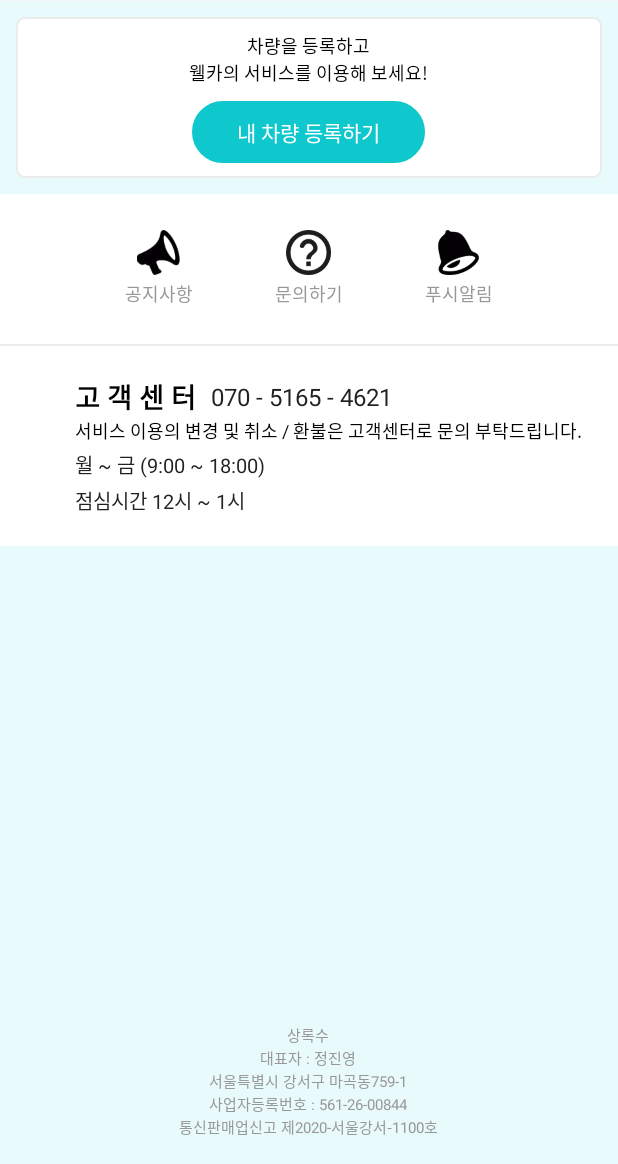
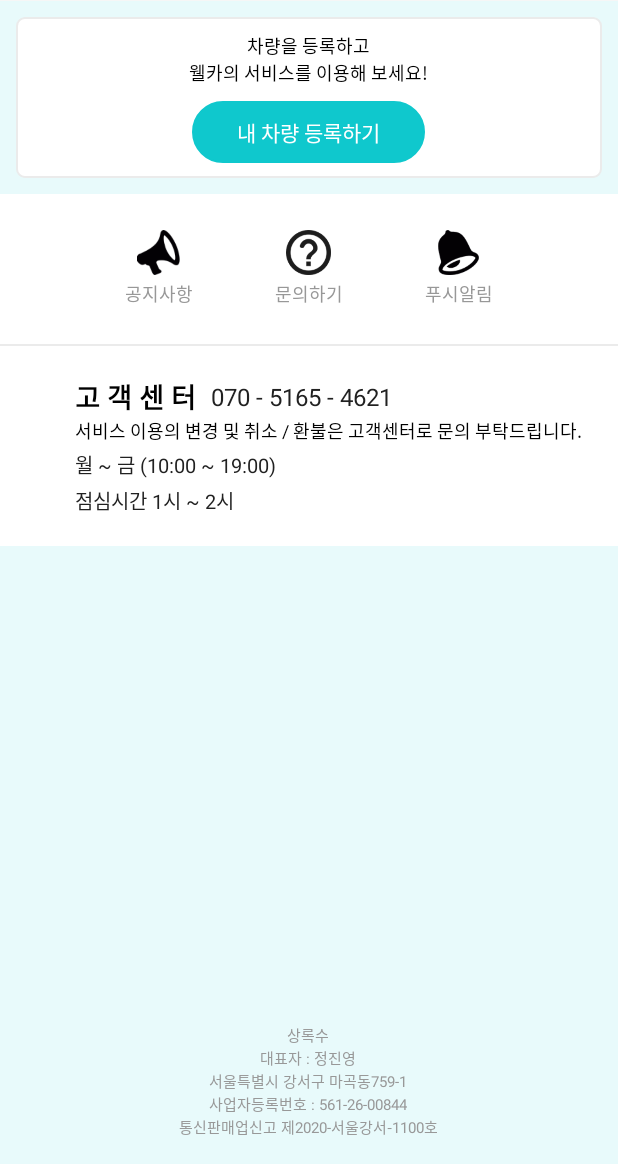
Before and after one commit to wlgns524/wellCar, an Android app: the fragment UserFragment shown on its own in the app's theme, on a phone screen of 412 x 824 dp, the part 72-1236 px from its top. Run offline under Robolectric (Android 15) with nearby library versions, the light colour scheme and no system bars; our stand-ins replace ButterKnife; libraries missing offline, so code that uses them is left out: rx.functions; pictures from the network do not load; Roboto replaces fonts that are not available here.

Commit message:
VersionCode 13 VersionName 1.0.12
- 문구 변경

```diff
--- a/app/build.gradle
+++ b/app/build.gradle
@@ -7,8 +7,8 @@ android {
         applicationId "com.rightcode.wellcar"
         minSdkVersion 24
         targetSdkVersion 28
-        versionCode 12
-        versionName "1.0.11"
+        versionCode 13
+        versionName "1.0.12"
         testInstrumentationRunner "androidx.test.runner.AndroidJUnitRunner"
     }
     buildTypes {
--- a/app/src/main/res/layout/dialog_estimate_input.xml
+++ b/app/src/main/res/layout/dialog_estimate_input.xml
@@ -156,7 +156,7 @@
                         android:layout_width="wrap_content"
                         android:layout_height="wrap_content"
                         android:layout_marginTop="7dp"
-                        android:text="*부가세 포함 금액으로 적어주세요"
+                        android:text="*부가세 포함 견적으로 입력하세요"
                         android:textColor="#a5a5a5"
                         android:textSize="10sp" />
 
--- a/app/src/main/res/layout/view_customer_info.xml
+++ b/app/src/main/res/layout/view_customer_info.xml
@@ -53,7 +53,7 @@
             android:gravity="center_horizontal"
             android:paddingTop="3dp"
             android:paddingBottom="3dp"
-            android:text="월 ~ 금 (9:00 ~ 18:00)"
+            android:text="월 ~ 금 (10:00 ~ 19:00)"
             android:textColor="#212121"
             android:textSize="13.3dp" />
 
@@ -62,7 +62,7 @@
             android:layout_height="wrap_content"
             android:gravity="center_horizontal"
             android:lineSpacingExtra="2.5sp"
-            android:text="점심시간 12시 ~ 1시"
+            android:text="점심시간 1시 ~ 2시"
             android:textColor="#212121"
             android:textSize="13.3dp" />
     </LinearLayout>
```
